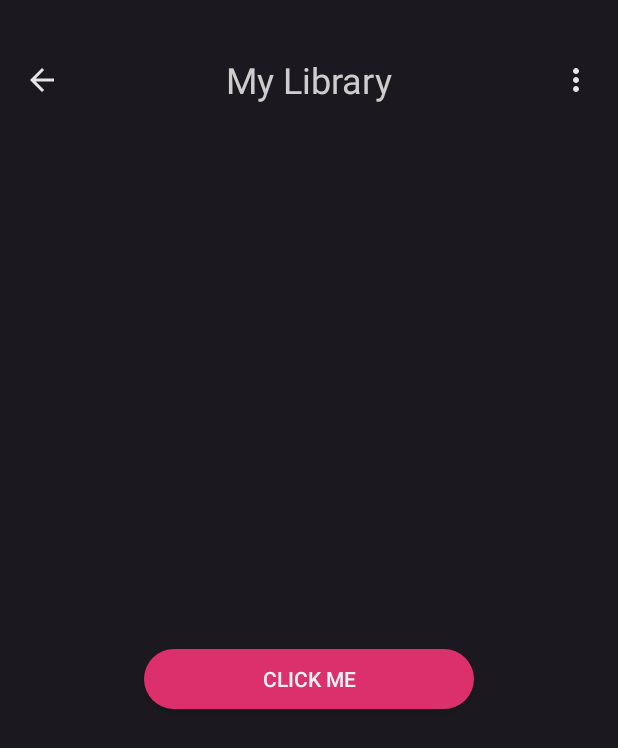
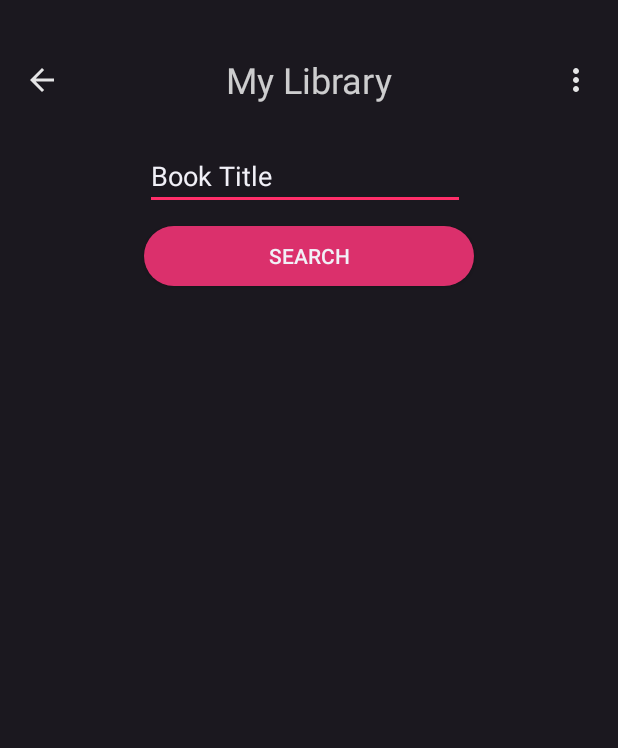
Before and after one commit to lucns-ufca/app-biblioteca, an Android app: the layout fragment_search.xml on its own in the app's theme, with its tools: preview values and no code run, on a phone screen of 412 x 824 dp. Shown: the top 748 px of the screen. Run offline under Robolectric (Android 15) with nearby library versions, the phone set to English and light mode, and no system bars.

Commit message:
FEAT\Search

```diff
--- a/app/src/main/res/layout/fragment_search.xml
+++ b/app/src/main/res/layout/fragment_search.xml
@@ -16,8 +16,33 @@
             android:id="@+id/button"
             android:layout_width="220dp"
             android:layout_height="40dp"
-            android:layout_centerInParent="true"
+            android:layout_alignParentTop="true"
+            android:layout_alignParentEnd="true"
+            android:layout_marginTop="69dp"
+            android:layout_marginEnd="96dp"
             android:background="@drawable/button_state"
-            android:text="@string/click_me" />
+            android:text="Search" />
+
+        <ListView
+            android:id="@+id/booksList"
+            android:layout_width="match_parent"
+            android:layout_height="match_parent"
+            android:layout_alignParentStart="true"
+            android:layout_alignParentTop="true"
+            android:layout_marginStart="4dp"
+            android:layout_marginTop="179dp" />
+
+        <EditText
+            android:id="@+id/SearchTerm"
+            android:layout_width="wrap_content"
+            android:layout_height="wrap_content"
+            android:layout_alignParentTop="true"
+            android:layout_alignParentEnd="true"
+            android:layout_marginTop="13dp"
+            android:layout_marginEnd="102dp"
+            android:ems="10"
+            android:inputType="text"
+            android:text="Book Title" />
+
     </RelativeLayout>
 </RelativeLayout>
```
Also changed, not shown: app/src/main/java/com/equipe17/biblioteca/activities/content/fragment/FragmentSearch.java (+26 -0 lines), app/src/main/java/com/equipe17/biblioteca/book/Library.java (+10 -1 lines).
